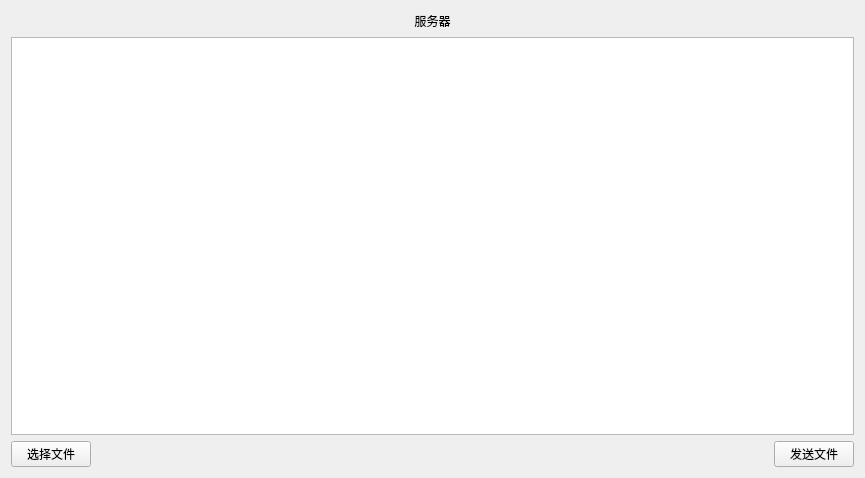
Old version of the form WeChat/QTcpSrv.ui in the repository lhk56720-stack/Qt_Project.
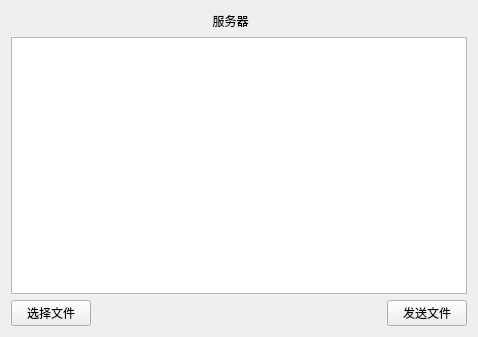
New version of the form.

```diff
--- a/WeChat/QTcpSrv.ui
+++ b/WeChat/QTcpSrv.ui
@@ -6,8 +6,8 @@
    <rect>
     <x>0</x>
     <y>0</y>
-    <width>865</width>
-    <height>478</height>
+    <width>478</width>
+    <height>337</height>
    </rect>
   </property>
   <property name="windowTitle">
```
